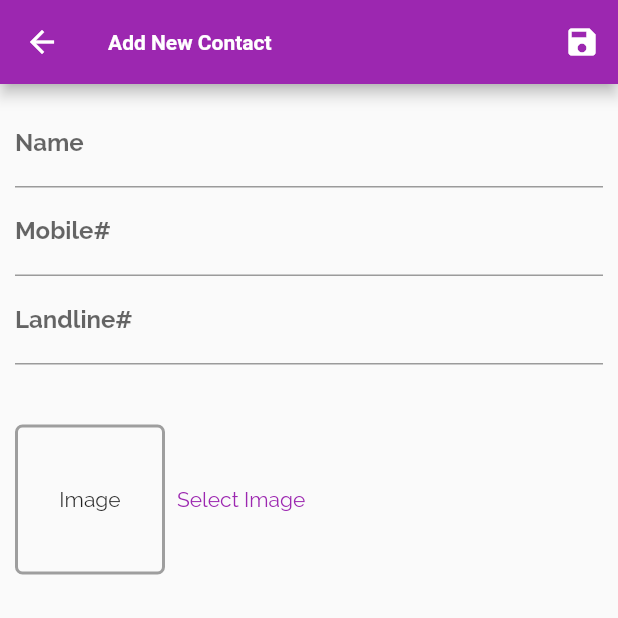
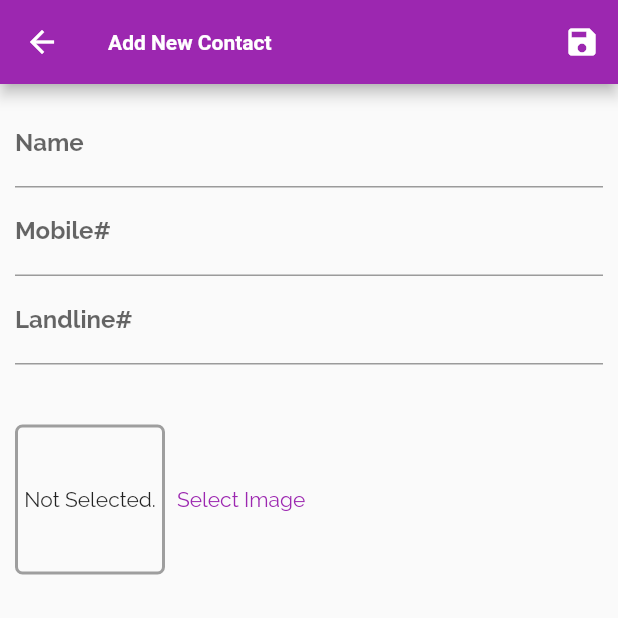
Before and after one commit to salman6242776/contacts_app_bloc, a Flutter app: the CRUDContactScreen screen opened by its route, on a phone screen of 412 x 824 dp, the top half of it. Run offline on Flutter 3.47's test engine with Material 2 defaults, Android fonts, the phone set to English and light mode, and no system bars; our stand-ins replace bloc, equatable, flutter_bloc, image_picker, sqflite; accounts and stored records are empty.

Commit message:
label updated

```diff
--- a/lib/application/screens/crud_contact/widgets/select_and_preview_image.dart
+++ b/lib/application/screens/crud_contact/widgets/select_and_preview_image.dart
@@ -63,7 +63,7 @@ class _SelectAndPreviewImageState extends State<SelectAndPreviewImage> {
                   )
                 : const Center(
                     child: Text(
-                      "Image",
+                      "Not Selected.",
                       textAlign: TextAlign.center,
                     ),
                   ),
```
